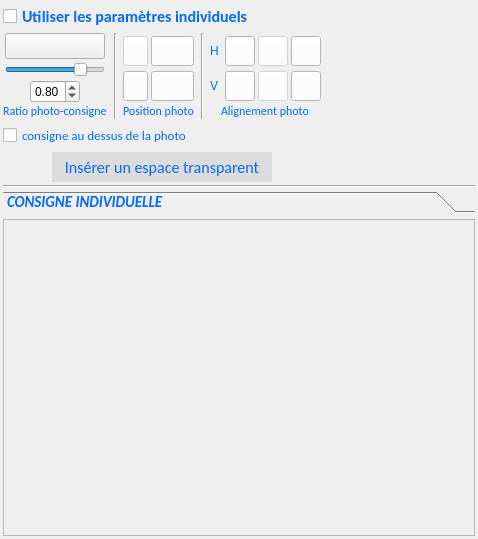
The window that PhotosConsigne/ui/IndividualConsign.ui (FlorianLance/PhotosConsigne) describes before a commit, drawn with Qt 5.
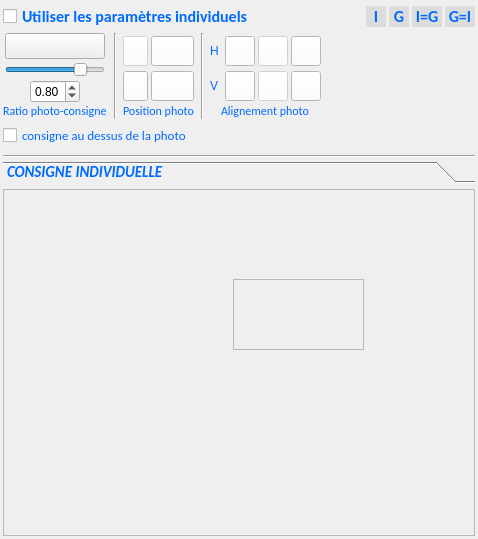
The same window after the commit. Icons and pictures are not drawn.

Commit message: * new font options

The edit to the form file:
```diff
--- a/PhotosConsigne/ui/IndividualConsign.ui
+++ b/PhotosConsigne/ui/IndividualConsign.ui
@@ -70,6 +70,190 @@
        </property>
       </spacer>
      </item>
+     <item>
+      <widget class="QPushButton" name="pbAllIndividualParameters">
+       <property name="minimumSize">
+        <size>
+         <width>20</width>
+         <height>0</height>
+        </size>
+       </property>
+       <property name="toolTip">
+        <string>Utiliser les paramètres individuels pour tous les ensembles</string>
+       </property>
+       <property name="styleSheet">
+        <string notr="true">QPushButton {
+      font:  bold 12pt Calibri;  
+
+	border-style: outset;
+
+    background-color:  rgb(220,220,220);
+
+ }
+
+QPushButton::enabled {
+	color : rgb(0,106,255);
+ }
+ 
+ 
+ QPushButton:pressed {
+ background-color: white;
+     background-color: qlineargradient(x1: 0, y1: 0, x2: 0, y2: 1,
+                                       stop: 0 #f6f7fa, stop: 1 #dadbde);
+
+ }
+ 
+
+
+QPushButton:hover:!pressed
+{
+     background-color: qlineargradient(x1: 0, y1: 0, x2: 0, y2: 1,
+                                       stop: 0 #dadbde, stop: 1 #f6f7fa);
+}</string>
+       </property>
+       <property name="text">
+        <string>I</string>
+       </property>
+      </widget>
+     </item>
+     <item>
+      <widget class="QPushButton" name="pbAllGlobalParameters">
+       <property name="minimumSize">
+        <size>
+         <width>20</width>
+         <height>0</height>
+        </size>
+       </property>
+       <property name="toolTip">
+        <string>Utiliser les paramètres globaux pour tous les ensembles</string>
+       </property>
+       <property name="styleSheet">
+        <string notr="true">QPushButton {
+      font: bold 12pt Calibri;  
+
+	border-style: outset;
+
+    background-color:  rgb(220,220,220);
+
+ }
+
+QPushButton::enabled {
+	color : rgb(0,106,255);
+ }
+ 
+ 
+ QPushButton:pressed {
+ background-color: white;
+     background-color: qlineargradient(x1: 0, y1: 0, x2: 0, y2: 1,
+                                       stop: 0 #f6f7fa, stop: 1 #dadbde);
+
+ }
+ 
+
+
+QPushButton:hover:!pressed
+{
+     background-color: qlineargradient(x1: 0, y1: 0, x2: 0, y2: 1,
+                                       stop: 0 #dadbde, stop: 1 #f6f7fa);
+}</string>
+       </property>
+       <property name="text">
+        <string>G</string>
+       </property>
+      </widget>
+     </item>
+     <item>
+      <widget class="QPushButton" name="pbCopyGlobalToIndividuals">
+       <property name="minimumSize">
+        <size>
+         <width>30</width>
+         <height>0</height>
+        </size>
+       </property>
+       <property name="toolTip">
+        <string>Initialiser tous les ensembles individuels avec le paramètre global</string>
+       </property>
+       <property name="styleSheet">
+        <string notr="true">QPushButton {
+      font:  bold 12pt Calibri;  
+
+	border-style: outset;
+
+    background-color:  rgb(220,220,220);
+
+ }
+
+QPushButton::enabled {
+	color : rgb(0,106,255);
+ }
+ 
+ 
+ QPushButton:pressed {
+ background-color: white;
+     background-color: qlineargradient(x1: 0, y1: 0, x2: 0, y2: 1,
+                                       stop: 0 #f6f7fa, stop: 1 #dadbde);
+
+ }
+ 
+
+
+QPushButton:hover:!pressed
+{
+     background-color: qlineargradient(x1: 0, y1: 0, x2: 0, y2: 1,
+                                       stop: 0 #dadbde, stop: 1 #f6f7fa);
+}</string>
+       </property>
+       <property name="text">
+        <string>I=G</string>
+       </property>
+      </widget>
+     </item>
+     <item>
+      <widget class="QPushButton" name="pbCopyIndividualToGlobal">
+       <property name="minimumSize">
+        <size>
+         <width>30</width>
+         <height>0</height>
+        </size>
+       </property>
+       <property name="toolTip">
+        <string>Initialiser le paramètre global avec le paramètre individuel courant</string>
+       </property>
+       <property name="styleSheet">
+        <string notr="true">QPushButton {
+      font:  bold 12pt Calibri;  
+
+	border-style: outset;
+
+    background-color:  rgb(220,220,220);
+
+ }
+
+QPushButton::enabled {
+	color : rgb(0,106,255);
+ }
+ 
+ 
+ QPushButton:pressed {
+ background-color: white;
+     background-color: qlineargradient(x1: 0, y1: 0, x2: 0, y2: 1,
+                                       stop: 0 #f6f7fa, stop: 1 #dadbde);
+
+ }
+ 
+
+
+QPushButton:hover:!pressed
+{
+     background-color: qlineargradient(x1: 0, y1: 0, x2: 0, y2: 1,
+                                       stop: 0 #dadbde, stop: 1 #f6f7fa);
+}</string>
+       </property>
+       <property name="text">
+        <string>G=I</string>
+       </property>
+      </widget>
+     </item>
     </layout>
    </item>
    <item>
@@ -880,55 +1064,6 @@
           </property>
          </widget>
         </item>
-        <item row="7" column="1" colspan="9" alignment="Qt::AlignHCenter">
-         <widget class="QPushButton" name="pbInsertWhiteSpace">
-          <property name="minimumSize">
-           <size>
-            <width>220</width>
-            <height>30</height>
-           </size>
-          </property>
-          <property name="maximumSize">
-           <size>
-            <width>200</width>
-            <height>16777215</height>
-           </size>
-          </property>
-          <property name="styleSheet">
-           <string notr="true">QPushButton {
-      font:  12pt Calibri;  
-
-	border-style: outset;
-
-    background-color:  rgb(220,220,220);
-
- }
-
-QPushButton::enabled {
-	color : rgb(0,106,255);
- }
- 
- 
- QPushButton:pressed {
- background-color: white;
-     background-color: qlineargradient(x1: 0, y1: 0, x2: 0, y2: 1,
-                                       stop: 0 #f6f7fa, stop: 1 #dadbde);
-
- }
- 
-
-
-QPushButton:hover:!pressed
-{
-     background-color: qlineargradient(x1: 0, y1: 0, x2: 0, y2: 1,
-                                       stop: 0 #dadbde, stop: 1 #f6f7fa);
-}</string>
-          </property>
-          <property name="text">
-           <string>Insérer un espace transparent</string>
-          </property>
-         </widget>
-        </item>
         <item row="0" column="6">
          <widget class="QLabel" name="label_7">
           <property name="styleSheet">
@@ -1042,7 +1177,7 @@
         <x>0</x>
         <y>0</y>
         <width>472</width>
-        <height>288</height>
+        <height>324</height>
        </rect>
       </property>
       <attribute name="label">
@@ -1069,6 +1204,45 @@
          <property name="frameShadow">
           <enum>QFrame::Raised</enum>
          </property>
+         <widget class="QFrame" name="frame_2">
+          <property name="geometry">
+           <rect>
+            <x>230</x>
+            <y>90</y>
+            <width>131</width>
+            <height>71</height>
+           </rect>
+          </property>
+          <property name="minimumSize">
+           <size>
+            <width>100</width>
+            <height>0</height>
+           </size>
+          </property>
+          <property name="frameShape">
+           <enum>QFrame::StyledPanel</enum>
+          </property>
+          <property name="frameShadow">
+           <enum>QFrame::Raised</enum>
+          </property>
+          <layout class="QVBoxLayout" name="verticalLayout_10">
+           <property name="spacing">
+            <number>3</number>
+           </property>
+           <property name="leftMargin">
+            <number>0</number>
+           </property>
+           <property name="topMargin">
+            <number>0</number>
+           </property>
+           <property name="rightMargin">
+            <number>0</number>
+           </property>
+           <property name="bottomMargin">
+            <number>0</number>
+           </property>
+          </layout>
+         </widget>
         </widget>
        </item>
       </layout>
```
Left out of the diff: 248 changed lines with no effect on the pictures. The commit also changes 26 other files.
